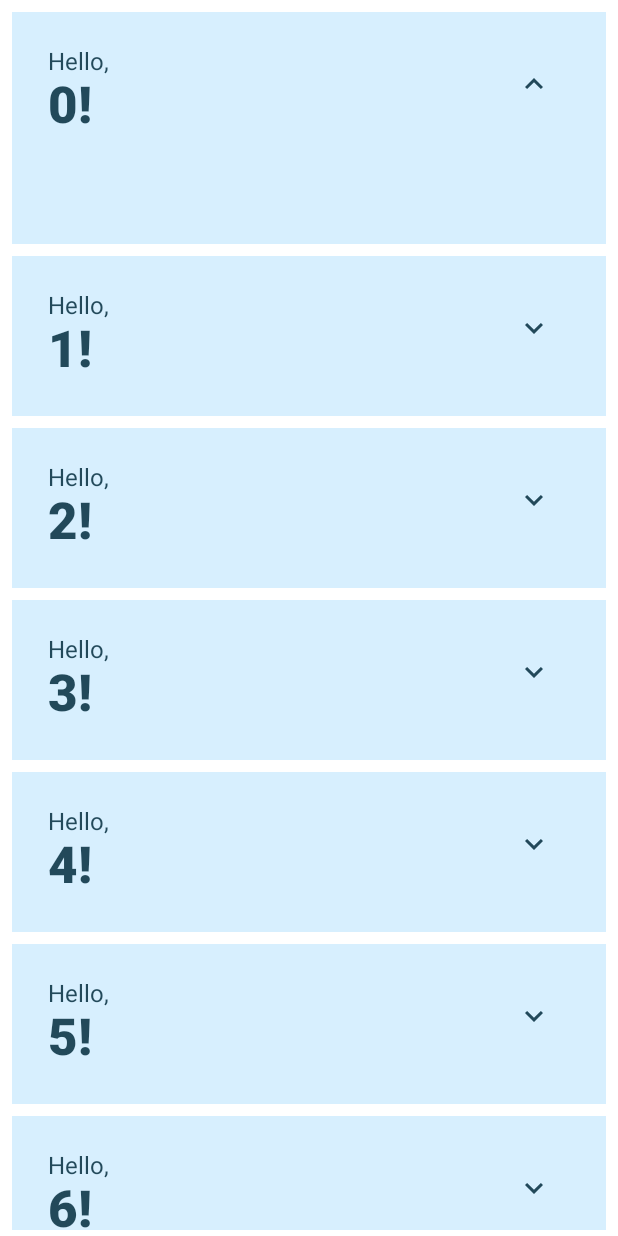
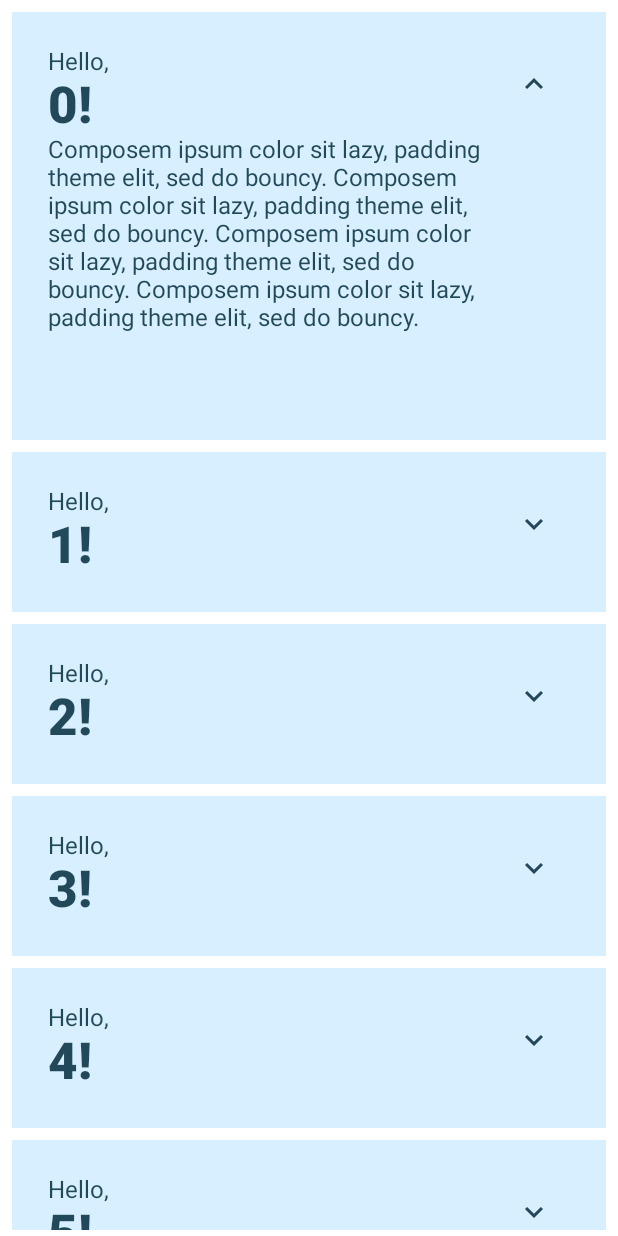
Before and after one commit to nimisaya/android-playground, an Android app built with Jetpack Compose: the screen it shows after launch (MainActivity), after a tap on "Show more", on a phone screen of 412 x 824 dp. Run offline under Robolectric (Android 15) with nearby library versions, the phone set to English and light mode, and no system bars; 1 other tap on this screen came first.

Commit message:
Display text when card expanded

```diff
--- a/AnimatedList/app/src/main/java/com/nimisaya/animatedlist/MainActivity.kt
+++ b/AnimatedList/app/src/main/java/com/nimisaya/animatedlist/MainActivity.kt
@@ -102,6 +102,13 @@ private fun Greeting(name: String) {
                     fontWeight = FontWeight.ExtraBold
                     )
                 )
+                if (expanded) {
+                    Text(
+                        text = ("Composem ipsum color sit lazy, " +
+                                "padding theme elit, sed do bouncy. ").repeat(4),
+                    )
+                }
+
             }
             IconButton(onClick = {expanded = !expanded}) {
                 Icon(imageVector = if (expanded) Icons.Filled.ExpandLess else Icons.Filled.ExpandMore,
```
